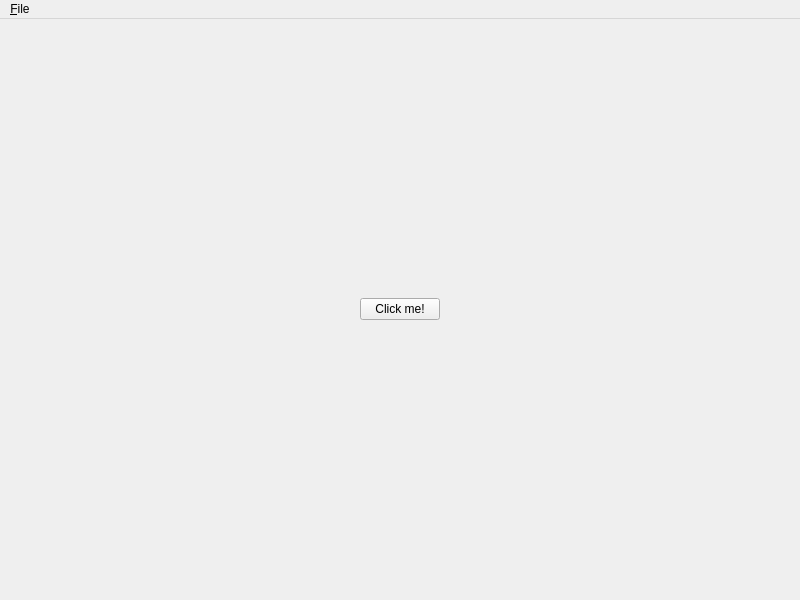
Above: src/NSWindow.ui from otsheln1k/qnetsim before the change. Below: the same form after it.
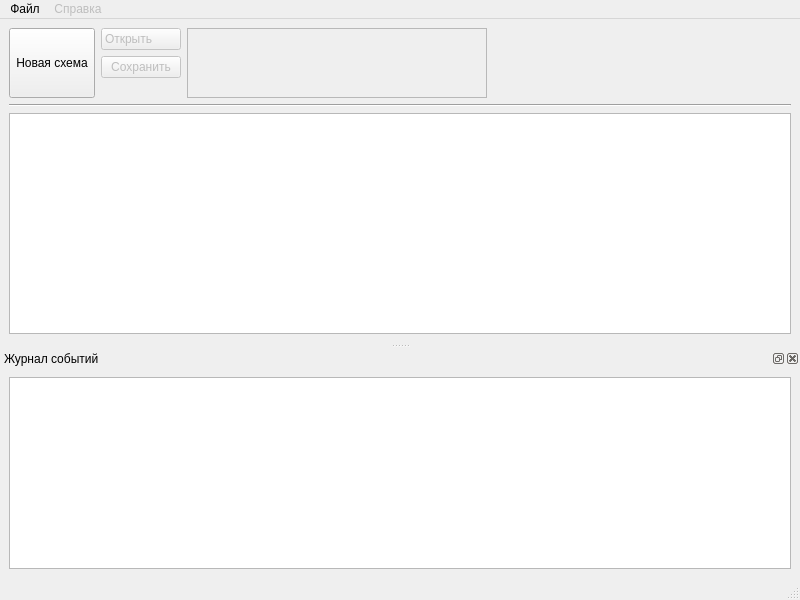
That is the form after the change. Icons and pictures are not drawn.

The edit to the form file:
```diff
--- a/src/NSWindow.ui
+++ b/src/NSWindow.ui
@@ -17,28 +17,150 @@
    <layout class="QVBoxLayout" name="verticalLayout">
     <item>
      <layout class="QHBoxLayout" name="horizontalLayout">
+      <property name="sizeConstraint">
+       <enum>QLayout::SetDefaultConstraint</enum>
+      </property>
       <item>
-       <spacer name="hspacer1">
-        <property name="orientation">
-         <enum>Qt::Horizontal</enum>
+       <widget class="QToolButton" name="toolButton">
+        <property name="sizePolicy">
+         <sizepolicy hsizetype="Fixed" vsizetype="Preferred">
+          <horstretch>0</horstretch>
+          <verstretch>0</verstretch>
+         </sizepolicy>
         </property>
-        <property name="sizeHint" stdset="0">
+        <property name="maximumSize">
          <size>
-          <width>40</width>
-          <height>20</height>
+          <width>16777215</width>
+          <height>200</height>
          </size>
         </property>
-       </spacer>
-      </item>
-      <item>
-       <widget class="QPushButton" name="clickmeButton">
+        <property name="autoFillBackground">
+         <bool>false</bool>
+        </property>
+        <property name="styleSheet">
+         <string notr="true"/>
+        </property>
         <property name="text">
-         <string>Click me!</string>
+         <string>Новая схема</string>
         </property>
+        <property name="icon">
+         <iconset>
+          <normalon>icons/020-paper.svg</normalon>
+         </iconset>
+        </property>
+        <property name="iconSize">
+         <size>
+          <width>48</width>
+          <height>48</height>
+         </size>
+        </property>
+        <property name="toolButtonStyle">
+         <enum>Qt::ToolButtonTextUnderIcon</enum>
+        </property>
        </widget>
       </item>
       <item>
-       <spacer name="hspacer2">
+       <layout class="QVBoxLayout" name="verticalLayout_2">
+        <item alignment="Qt::AlignTop">
+         <widget class="QPushButton" name="pushButton_2">
+          <property name="enabled">
+           <bool>false</bool>
+          </property>
+          <property name="sizePolicy">
+           <sizepolicy hsizetype="Preferred" vsizetype="Fixed">
+            <horstretch>0</horstretch>
+            <verstretch>0</verstretch>
+           </sizepolicy>
+          </property>
+          <property name="font">
+           <font>
+            <kerning>true</kerning>
+           </font>
+          </property>
+          <property name="styleSheet">
+           <string notr="true">text-align:left;
+padding: 3px;</string>
+          </property>
+          <property name="text">
+           <string>Открыть</string>
+          </property>
+          <property name="icon">
+           <iconset>
+            <normalon>icons/015-file storage.svg</normalon>
+           </iconset>
+          </property>
+         </widget>
+        </item>
+        <item>
+         <widget class="QPushButton" name="pushButton_3">
+          <property name="enabled">
+           <bool>false</bool>
+          </property>
+          <property name="sizePolicy">
+           <sizepolicy hsizetype="Fixed" vsizetype="Fixed">
+            <horstretch>0</horstretch>
+            <verstretch>0</verstretch>
+           </sizepolicy>
+          </property>
+          <property name="text">
+           <string>Сохранить</string>
+          </property>
+          <property name="icon">
+           <iconset>
+            <normalon>icons/007-floppy disk.svg</normalon>
+           </iconset>
+          </property>
+         </widget>
+        </item>
+        <item>
+         <spacer name="verticalSpacer">
+          <property name="orientation">
+           <enum>Qt::Vertical</enum>
+          </property>
+          <property name="sizeType">
+           <enum>QSizePolicy::Preferred</enum>
+          </property>
+          <property name="sizeHint" stdset="0">
+           <size>
+            <width>20</width>
+            <height>20</height>
+           </size>
+          </property>
+         </spacer>
+        </item>
+       </layout>
+      </item>
+      <item>
+       <widget class="QScrollArea" name="scrollArea">
+        <property name="sizePolicy">
+         <sizepolicy hsizetype="Expanding" vsizetype="Fixed">
+          <horstretch>0</horstretch>
+          <verstretch>0</verstretch>
+         </sizepolicy>
+        </property>
+        <property name="maximumSize">
+         <size>
+          <width>300</width>
+          <height>200</height>
+         </size>
+        </property>
+        <property name="widgetResizable">
+         <bool>true</bool>
+        </property>
+        <widget class="QWidget" name="scrollAreaWidgetContents">
+         <property name="geometry">
+          <rect>
+           <x>0</x>
+           <y>0</y>
+           <width>288</width>
+           <height>82</height>
+          </rect>
+         </property>
+        </widget>
+       </widget>
+      </item>
+      <item>
+       <spacer name="horizontalSpacer">
         <property name="orientation">
          <enum>Qt::Horizontal</enum>
         </property>
@@ -52,6 +174,16 @@
       </item>
      </layout>
     </item>
+    <item>
+     <widget class="Line" name="line">
+      <property name="orientation">
+       <enum>Qt::Horizontal</enum>
+      </property>
+     </widget>
+    </item>
+    <item>
+     <widget class="QGraphicsView" name="graphicsView"/>
+    </item>
    </layout>
   </widget>
   <widget class="QMenuBar" name="menubar">
@@ -60,16 +192,59 @@
      <x>0</x>
      <y>0</y>
      <width>800</width>
-     <height>24</height>
+     <height>22</height>
     </rect>
    </property>
    <widget class="QMenu" name="menuFile">
     <property name="title">
-     <string>&amp;File</string>
+     <string>Файл</string>
     </property>
     <addaction name="actionQuit"/>
    </widget>
+   <widget class="QMenu" name="menu">
+    <property name="enabled">
+     <bool>false</bool>
+    </property>
+    <property name="title">
+     <string>Справка</string>
+    </property>
+   </widget>
    <addaction name="menuFile"/>
+   <addaction name="menu"/>
+  </widget>
+  <widget class="QStatusBar" name="statusBar"/>
+  <widget class="QDockWidget" name="dockWidget">
+   <property name="sizePolicy">
+    <sizepolicy hsizetype="Expanding" vsizetype="Expanding">
+     <horstretch>0</horstretch>
+     <verstretch>0</verstretch>
+    </sizepolicy>
+   </property>
+   <property name="minimumSize">
+    <size>
+     <width>88</width>
+     <height>200</height>
+    </size>
+   </property>
+   <property name="floating">
+    <bool>false</bool>
+   </property>
+   <property name="allowedAreas">
+    <set>Qt::BottomDockWidgetArea</set>
+   </property>
+   <property name="windowTitle">
+    <string>Журнал событий</string>
+   </property>
+   <attribute name="dockWidgetArea">
+    <number>8</number>
+   </attribute>
+   <widget class="QWidget" name="dockWidgetContents">
+    <layout class="QVBoxLayout" name="verticalLayout_3">
+     <item>
+      <widget class="QTableView" name="tableView"/>
+     </item>
+    </layout>
+   </widget>
   </widget>
   <action name="actionQuit">
    <property name="text">
```
Left out of the diff: 1 changed line with no effect on the pictures.
